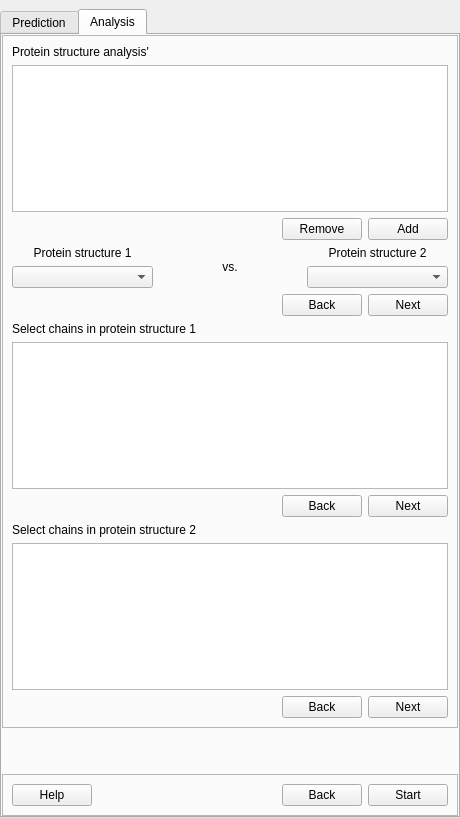
urban233/PySSA, file pyssa/gui/ui/forms/predict_protein_view.ui: the form before one commit.
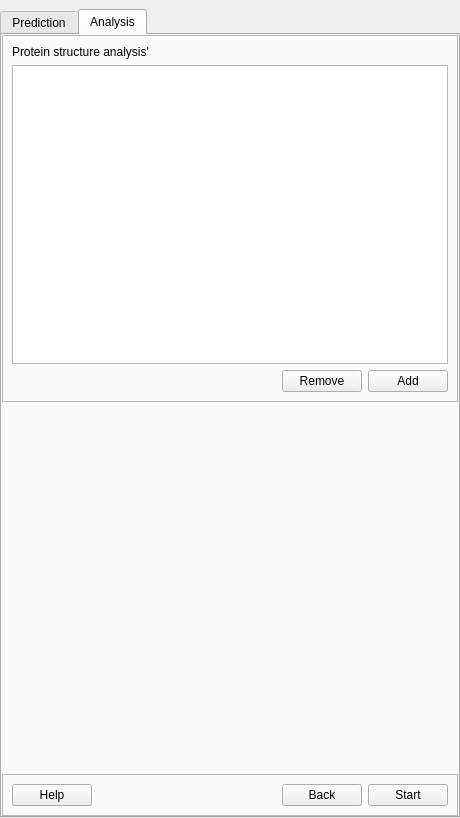
The form after the commit. The open tabs and pages were chosen to show the change.

Commit message: add: missing comments and checks to the controller package except main_view_controller.py

Diff of the .ui file:
```diff
--- a/pyssa/gui/ui/forms/predict_protein_view.ui
+++ b/pyssa/gui/ui/forms/predict_protein_view.ui
@@ -316,201 +316,6 @@
             </item>
            </layout>
           </item>
-          <item>
-           <layout class="QHBoxLayout" name="horizontalLayout_118">
-            <item>
-             <layout class="QVBoxLayout" name="verticalLayout_132">
-              <item>
-               <widget class="QLabel" name="lbl_analysis_protein_struct_1">
-                <property name="text">
-                 <string>Protein structure 1</string>
-                </property>
-                <property name="alignment">
-                 <set>Qt::AlignCenter</set>
-                </property>
-               </widget>
-              </item>
-              <item>
-               <widget class="QComboBox" name="box_analysis_protein_struct_1"/>
-              </item>
-             </layout>
-            </item>
-            <item>
-             <widget class="QLabel" name="lbl_analysis_batch_vs_3">
-              <property name="text">
-               <string>vs.</string>
-              </property>
-              <property name="alignment">
-               <set>Qt::AlignCenter</set>
-              </property>
-             </widget>
-            </item>
-            <item>
-             <layout class="QVBoxLayout" name="verticalLayout_133">
-              <item>
-               <widget class="QLabel" name="lbl_analysis_protein_struct_2">
-                <property name="text">
-                 <string>Protein structure 2</string>
-                </property>
-                <property name="alignment">
-                 <set>Qt::AlignCenter</set>
-                </property>
-               </widget>
-              </item>
-              <item>
-               <widget class="QComboBox" name="box_analysis_protein_struct_2"/>
-              </item>
-             </layout>
-            </item>
-           </layout>
-          </item>
-          <item>
-           <layout class="QHBoxLayout" name="horizontalLayout_113">
-            <item>
-             <spacer name="horizontalSpacer_88">
-              <property name="orientation">
-               <enum>Qt::Horizontal</enum>
-              </property>
-              <property name="sizeHint" stdset="0">
-               <size>
-                <width>40</width>
-                <height>20</height>
-               </size>
-              </property>
-             </spacer>
-            </item>
-            <item>
-             <widget class="QPushButton" name="btn_analysis_back">
-              <property name="text">
-               <string>Back</string>
-              </property>
-             </widget>
-            </item>
-            <item>
-             <widget class="QPushButton" name="btn_analysis_next">
-              <property name="text">
-               <string>Next</string>
-              </property>
-             </widget>
-            </item>
-           </layout>
-          </item>
-          <item>
-           <layout class="QVBoxLayout" name="verticalLayout_134">
-            <item>
-             <widget class="QLabel" name="lbl_analysis_protein_1_chains">
-              <property name="text">
-               <string>Select chains in protein structure 1</string>
-              </property>
-             </widget>
-            </item>
-            <item>
-             <widget class="QListWidget" name="list_analysis_protein_1_chains">
-              <property name="minimumSize">
-               <size>
-                <width>0</width>
-                <height>0</height>
-               </size>
-              </property>
-              <property name="maximumSize">
-               <size>
-                <width>16777215</width>
-                <height>16777215</height>
-               </size>
-              </property>
-             </widget>
-            </item>
-           </layout>
-          </item>
-          <item>
-           <layout class="QHBoxLayout" name="horizontalLayout_114">
-            <item>
-             <spacer name="horizontalSpacer_89">
-              <property name="orientation">
-               <enum>Qt::Horizontal</enum>
-              </property>
-              <property name="sizeHint" stdset="0">
-               <size>
-                <width>40</width>
-                <height>20</height>
-               </size>
-              </property>
-             </spacer>
-            </item>
-            <item>
-             <widget class="QPushButton" name="btn_analysis_back_2">
-              <property name="text">
-               <string>Back</string>
-              </property>
-             </widget>
-            </item>
-            <item>
-             <widget class="QPushButton" name="btn_analysis_next_2">
-              <property name="text">
-               <string>Next</string>
-              </property>
-             </widget>
-            </item>
-           </layout>
-          </item>
-          <item>
-           <layout class="QVBoxLayout" name="verticalLayout_130">
-            <item>
-             <widget class="QLabel" name="lbl_analysis_protein_2_chains">
-              <property name="text">
-               <string>Select chains in protein structure 2</string>
-              </property>
-             </widget>
-            </item>
-            <item>
-             <widget class="QListWidget" name="list_analysis_protein_2_chains">
-              <property name="minimumSize">
-               <size>
-                <width>0</width>
-                <height>0</height>
-               </size>
-              </property>
-              <property name="maximumSize">
-               <size>
-                <width>16777215</width>
-                <height>16777215</height>
-               </size>
-              </property>
-             </widget>
-            </item>
-           </layout>
-          </item>
-          <item>
-           <layout class="QHBoxLayout" name="horizontalLayout_115">
-            <item>
-             <spacer name="horizontalSpacer_90">
-              <property name="orientation">
-               <enum>Qt::Horizontal</enum>
-              </property>
-              <property name="sizeHint" stdset="0">
-               <size>
-                <width>40</width>
-                <height>20</height>
-               </size>
-              </property>
-             </spacer>
-            </item>
-            <item>
-             <widget class="QPushButton" name="btn_analysis_back_3">
-              <property name="text">
-               <string>Back</string>
-              </property>
-             </widget>
-            </item>
-            <item>
-             <widget class="QPushButton" name="btn_analysis_next_3">
-              <property name="text">
-               <string>Next</string>
-              </property>
-             </widget>
-            </item>
-           </layout>
-          </item>
          </layout>
         </widget>
        </item>
```
The commit also changes 29 other files.
